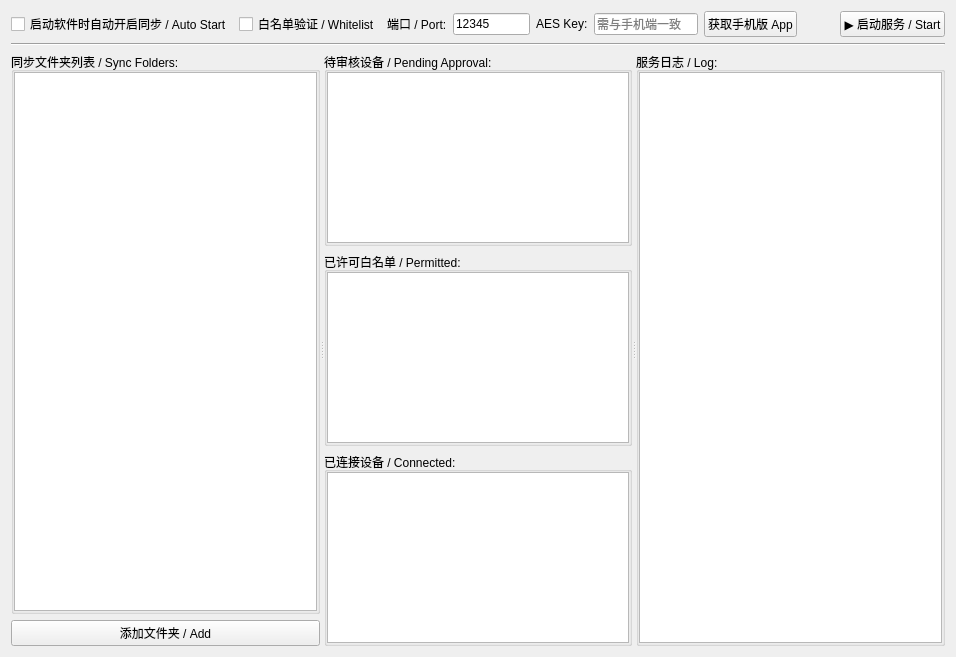
hanbinhsh/SD-LoRA-Manager, file tools/syncwidget.ui: the form before one commit.
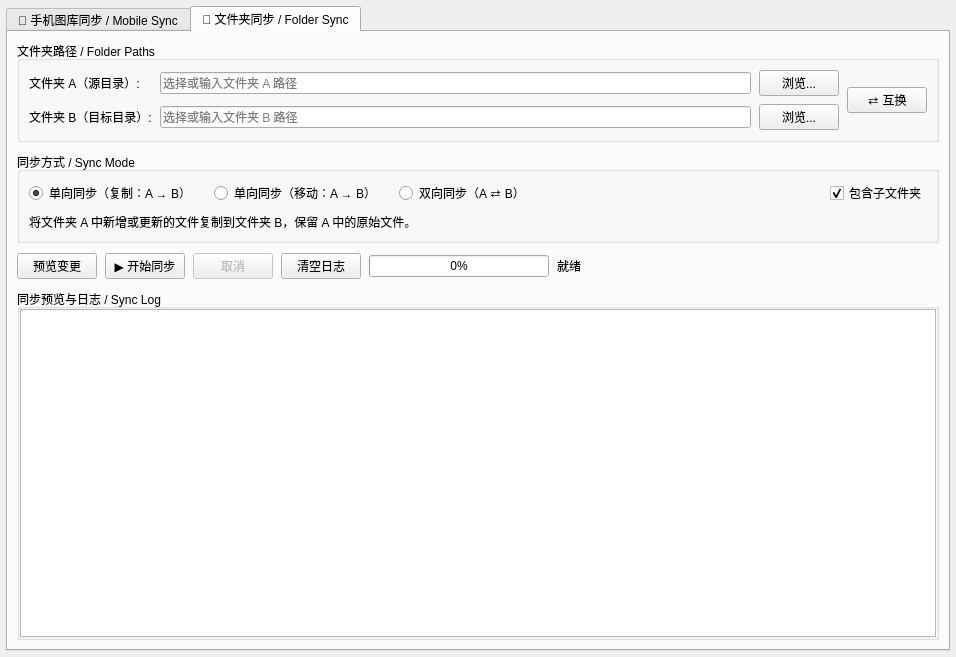
The form after the commit. The open tabs and pages were chosen to show the change.

Commit message: Add two-tab SyncWidget with FolderSyncEngine (copy, move, and two-way sync)

What changed in the file:
```diff
--- a/tools/syncwidget.ui
+++ b/tools/syncwidget.ui
@@ -10,6 +10,28 @@
     <height>657</height>
    </rect>
   </property>
+  <layout class="QVBoxLayout" name="rootSyncLayout">
+   <property name="leftMargin">
+    <number>6</number>
+   </property>
+   <property name="topMargin">
+    <number>6</number>
+   </property>
+   <property name="rightMargin">
+    <number>6</number>
+   </property>
+   <property name="bottomMargin">
+    <number>6</number>
+   </property>
+   <item>
+    <widget class="QTabWidget" name="syncTabWidget">
+     <property name="currentIndex">
+      <number>0</number>
+     </property>
+     <widget class="QWidget" name="tabMobileSync">
+      <attribute name="title">
+       <string>📱 手机图库同步 / Mobile Sync</string>
+      </attribute>
   <layout class="QGridLayout" name="gridLayout">
    <item row="0" column="0">
     <layout class="QHBoxLayout" name="horizontalLayout">
@@ -264,6 +286,285 @@
           </property>
           <item>
            <widget class="QTextEdit" name="logOutput">
+                <property name="readOnly">
+                 <bool>true</bool>
+                </property>
+               </widget>
+              </item>
+             </layout>
+            </widget>
+           </item>
+          </layout>
+         </widget>
+        </widget>
+       </item>
+      </layout>
+     </widget>
+     <widget class="QWidget" name="tabFolderSync">
+      <attribute name="title">
+       <string>📁 文件夹同步 / Folder Sync</string>
+      </attribute>
+      <layout class="QVBoxLayout" name="folderSyncMainLayout">
+       <property name="spacing">
+        <number>10</number>
+       </property>
+       <item>
+        <widget class="QGroupBox" name="groupFolderSyncPaths">
+         <property name="title">
+          <string>文件夹路径 / Folder Paths</string>
+         </property>
+         <layout class="QGridLayout" name="folderPathsGridLayout">
+          <property name="horizontalSpacing">
+           <number>8</number>
+          </property>
+          <property name="verticalSpacing">
+           <number>8</number>
+          </property>
+          <item row="0" column="0">
+           <widget class="QLabel" name="lblFolderA">
+            <property name="text">
+             <string>文件夹 A（源目录）:</string>
+            </property>
+           </widget>
+          </item>
+          <item row="0" column="1">
+           <widget class="QLineEdit" name="editFolderA">
+            <property name="placeholderText">
+             <string>选择或输入文件夹 A 路径</string>
+            </property>
+           </widget>
+          </item>
+          <item row="0" column="2">
+           <widget class="QPushButton" name="btnBrowseFolderA">
+            <property name="cursor">
+             <cursorShape>PointingHandCursor</cursorShape>
+            </property>
+            <property name="text">
+             <string>浏览...</string>
+            </property>
+           </widget>
+          </item>
+          <item row="0" column="3" rowspan="2">
+           <widget class="QPushButton" name="btnSwapFolders">
+            <property name="cursor">
+             <cursorShape>PointingHandCursor</cursorShape>
+            </property>
+            <property name="toolTip">
+             <string>互换文件夹 A 与文件夹 B 的路径</string>
+            </property>
+            <property name="text">
+             <string>⇄ 互换</string>
+            </property>
+           </widget>
+          </item>
+          <item row="1" column="0">
+           <widget class="QLabel" name="lblFolderB">
+            <property name="text">
+             <string>文件夹 B（目标目录）:</string>
+            </property>
+           </widget>
+          </item>
+          <item row="1" column="1">
+           <widget class="QLineEdit" name="editFolderB">
+            <property name="placeholderText">
+             <string>选择或输入文件夹 B 路径</string>
+            </property>
+           </widget>
+          </item>
+          <item row="1" column="2">
+           <widget class="QPushButton" name="btnBrowseFolderB">
+            <property name="cursor">
+             <cursorShape>PointingHandCursor</cursorShape>
+            </property>
+            <property name="text">
+             <string>浏览...</string>
+            </property>
+           </widget>
+          </item>
+         </layout>
+        </widget>
+       </item>
+       <item>
+        <widget class="QGroupBox" name="groupFolderSyncMode">
+         <property name="title">
+          <string>同步方式 / Sync Mode</string>
+         </property>
+         <layout class="QVBoxLayout" name="folderModeLayout">
+          <property name="spacing">
+           <number>8</number>
+          </property>
+          <item>
+           <layout class="QHBoxLayout" name="folderModeRadioLayout">
+            <property name="spacing">
+             <number>18</number>
+            </property>
+            <item>
+             <widget class="QRadioButton" name="radioSyncCopy">
+              <property name="text">
+               <string>单向同步（复制：A → B）</string>
+              </property>
+              <property name="checked">
+               <bool>true</bool>
+              </property>
+             </widget>
+            </item>
+            <item>
+             <widget class="QRadioButton" name="radioSyncMove">
+              <property name="text">
+               <string>单向同步（移动：A → B）</string>
+              </property>
+             </widget>
+            </item>
+            <item>
+             <widget class="QRadioButton" name="radioSyncTwoWay">
+              <property name="text">
+               <string>双向同步（A ⇄ B）</string>
+              </property>
+             </widget>
+            </item>
+            <item>
+             <spacer name="folderModeSpacer">
+              <property name="orientation">
+               <enum>Qt::Orientation::Horizontal</enum>
+              </property>
+              <property name="sizeHint" stdset="0">
+               <size>
+                <width>40</width>
+                <height>20</height>
+               </size>
+              </property>
+             </spacer>
+            </item>
+            <item>
+             <widget class="QCheckBox" name="chkSyncSubdirs">
+              <property name="text">
+               <string>包含子文件夹</string>
+              </property>
+              <property name="checked">
+               <bool>true</bool>
+              </property>
+             </widget>
+            </item>
+           </layout>
+          </item>
+          <item>
+           <widget class="QLabel" name="lblFolderSyncModeHint">
+            <property name="text">
+             <string>将文件夹 A 中新增或更新的文件复制到文件夹 B，保留 A 中的原始文件。</string>
+            </property>
+            <property name="wordWrap">
+             <bool>true</bool>
+            </property>
+           </widget>
+          </item>
+         </layout>
+        </widget>
+       </item>
+       <item>
+        <layout class="QHBoxLayout" name="folderSyncActionLayout">
+         <property name="spacing">
+          <number>8</number>
+         </property>
+         <item>
+          <widget class="QPushButton" name="btnPreviewFolderSync">
+           <property name="cursor">
+            <cursorShape>PointingHandCursor</cursorShape>
+           </property>
+           <property name="text">
+            <string>预览变更</string>
+           </property>
+          </widget>
+         </item>
+         <item>
+          <widget class="QPushButton" name="btnStartFolderSync">
+           <property name="cursor">
+            <cursorShape>PointingHandCursor</cursorShape>
+           </property>
+           <property name="text">
+            <string>▶ 开始同步</string>
+           </property>
+          </widget>
+         </item>
+         <item>
+          <widget class="QPushButton" name="btnCancelFolderSync">
+           <property name="enabled">
+            <bool>false</bool>
+           </property>
+           <property name="cursor">
+            <cursorShape>PointingHandCursor</cursorShape>
+           </property>
+           <property name="text">
+            <string>取消</string>
+           </property>
+          </widget>
+         </item>
+         <item>
+          <widget class="QPushButton" name="btnClearFolderSyncLog">
+           <property name="cursor">
+            <cursorShape>PointingHandCursor</cursorShape>
+           </property>
+           <property name="text">
+            <string>清空日志</string>
+           </property>
+          </widget>
+         </item>
+         <item>
+          <widget class="QProgressBar" name="progressFolderSync">
+           <property name="minimumSize">
+            <size>
+             <width>180</width>
+             <height>0</height>
+            </size>
+           </property>
+           <property name="value">
+            <number>0</number>
+           </property>
+          </widget>
+         </item>
+         <item>
+          <widget class="QLabel" name="lblFolderSyncSummary">
+           <property name="sizePolicy">
+            <sizepolicy hsizetype="Expanding" vsizetype="Preferred">
+             <horstretch>1</horstretch>
+             <verstretch>0</verstretch>
+            </sizepolicy>
+           </property>
+           <property name="text">
+            <string>就绪</string>
+           </property>
+          </widget>
+         </item>
+        </layout>
+       </item>
+       <item>
+        <widget class="QGroupBox" name="groupFolderSyncLog">
+         <property name="sizePolicy">
+          <sizepolicy hsizetype="Preferred" vsizetype="Expanding">
+           <horstretch>0</horstretch>
+           <verstretch>1</verstretch>
+          </sizepolicy>
+         </property>
+         <property name="title">
+          <string>同步预览与日志 / Sync Log</string>
+         </property>
+         <layout class="QVBoxLayout" name="folderLogLayout">
+          <property name="spacing">
+           <number>0</number>
+          </property>
+          <property name="leftMargin">
+           <number>0</number>
+          </property>
+          <property name="topMargin">
+           <number>0</number>
+          </property>
+          <property name="rightMargin">
+           <number>0</number>
+          </property>
+          <property name="bottomMargin">
+           <number>0</number>
+          </property>
+          <item>
+           <widget class="QTextEdit" name="folderSyncLogOutput">
             <property name="readOnly">
              <bool>true</bool>
             </property>
```
Lines whose indentation alone changed are shown as unchanged. The commit also changes 8 other files.
